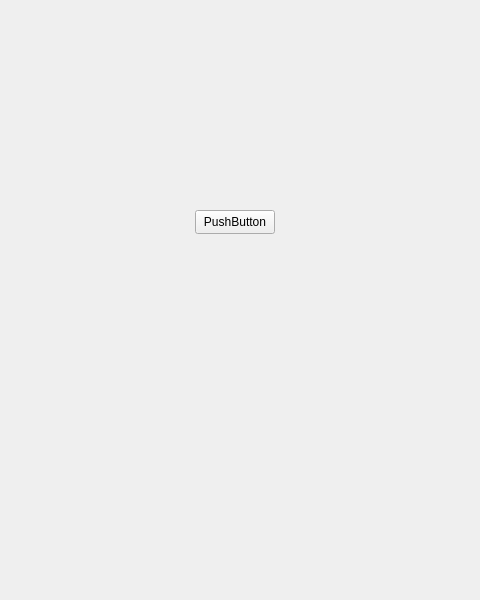
Before: the Qt Designer form demo02/mainwindow.ui in lws597/fucking-macqt, drawn with Qt 5; both pictures show x 155 to 635 and y 0 to 600 of the 800 by 600 pixel window.
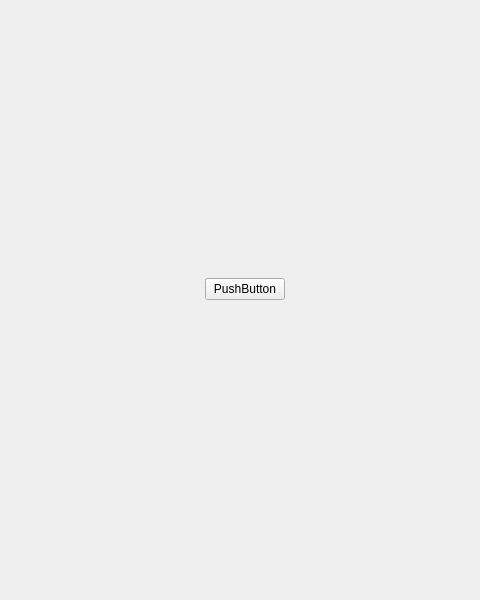
After: the same form once the commit is applied.

```diff
--- a/demo02/mainwindow.ui
+++ b/demo02/mainwindow.ui
@@ -14,19 +14,75 @@
    <string>MainWindow</string>
   </property>
   <widget class="QWidget" name="centralwidget">
-   <widget class="QPushButton" name="pushButton">
-    <property name="geometry">
-     <rect>
-      <x>350</x>
-      <y>210</y>
-      <width>80</width>
-      <height>24</height>
-     </rect>
-    </property>
-    <property name="text">
-     <string>PushButton</string>
-    </property>
-   </widget>
+   <layout class="QHBoxLayout" name="horizontalLayout_2">
+    <item>
+     <layout class="QHBoxLayout" name="horizontalLayout">
+      <item>
+       <spacer name="horizontalSpacer">
+        <property name="orientation">
+         <enum>Qt::Horizontal</enum>
+        </property>
+        <property name="sizeHint" stdset="0">
+         <size>
+          <width>40</width>
+          <height>20</height>
+         </size>
+        </property>
+       </spacer>
+      </item>
+      <item>
+       <layout class="QVBoxLayout" name="verticalLayout">
+        <item>
+         <spacer name="verticalSpacer">
+          <property name="orientation">
+           <enum>Qt::Vertical</enum>
+          </property>
+          <property name="sizeHint" stdset="0">
+           <size>
+            <width>20</width>
+            <height>40</height>
+           </size>
+          </property>
+         </spacer>
+        </item>
+        <item>
+         <widget class="QPushButton" name="pushButton">
+          <property name="text">
+           <string>PushButton</string>
+          </property>
+         </widget>
+        </item>
+        <item>
+         <spacer name="verticalSpacer_2">
+          <property name="orientation">
+           <enum>Qt::Vertical</enum>
+          </property>
+          <property name="sizeHint" stdset="0">
+           <size>
+            <width>20</width>
+            <height>40</height>
+           </size>
+          </property>
+         </spacer>
+        </item>
+       </layout>
+      </item>
+      <item>
+       <spacer name="horizontalSpacer_2">
+        <property name="orientation">
+         <enum>Qt::Horizontal</enum>
+        </property>
+        <property name="sizeHint" stdset="0">
+         <size>
+          <width>40</width>
+          <height>20</height>
+         </size>
+        </property>
+       </spacer>
+      </item>
+     </layout>
+    </item>
+   </layout>
   </widget>
   <widget class="QMenuBar" name="menubar">
    <property name="geometry">
```
